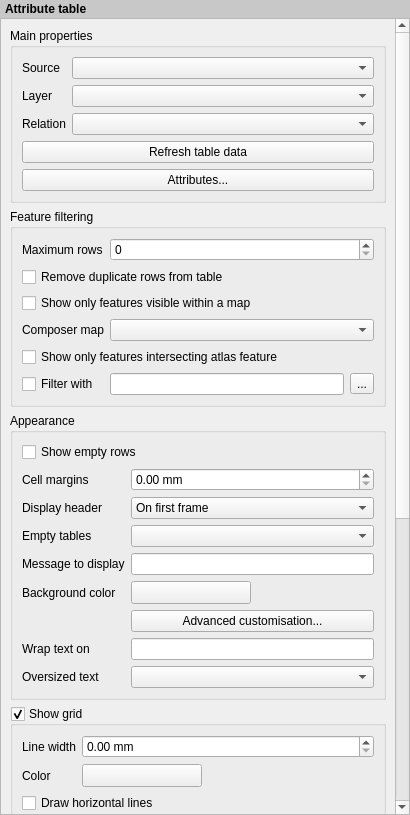
The window that src/ui/composer/qgscomposerattributetablewidgetbase.ui (qgis/QGIS) describes before a commit, drawn with Qt 5.
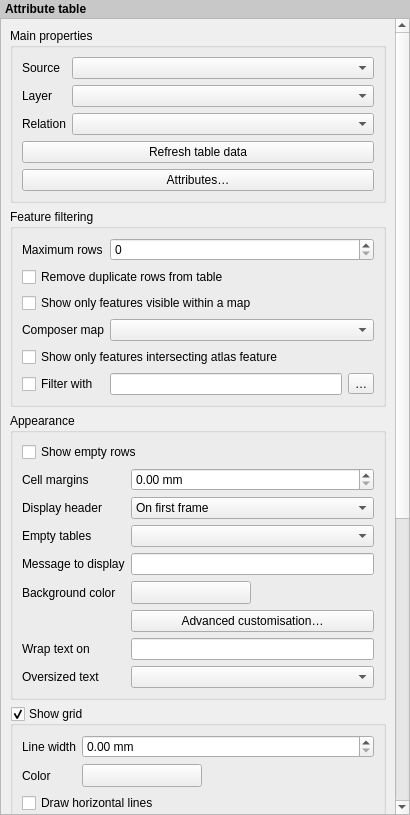
The same window after the commit. Icons and pictures are not drawn. Custom widgets are drawn as their Qt base class.

Patch:
```diff
--- a/src/ui/composer/qgscomposerattributetablewidgetbase.ui
+++ b/src/ui/composer/qgscomposerattributetablewidgetbase.ui
@@ -125,7 +125,7 @@
           <item row="4" column="0" colspan="2">
            <widget class="QPushButton" name="mAttributesPushButton">
             <property name="text">
-             <string>Attributes...</string>
+             <string>Attributes…</string>
             </property>
            </widget>
           </item>
@@ -222,7 +222,7 @@
             <item>
              <widget class="QToolButton" name="mFeatureFilterButton">
               <property name="text">
-               <string>...</string>
+               <string>…</string>
               </property>
               <property name="icon">
                <iconset resource="../../../images/images.qrc">
@@ -410,7 +410,7 @@
           <item row="8" column="1">
            <widget class="QPushButton" name="mAdvancedCustomisationButton">
             <property name="text">
-             <string>Advanced customisation...</string>
+             <string>Advanced customisation…</string>
             </property>
            </widget>
           </item>
```
Left out of the diff: 4 changed lines with no effect on the pictures.
